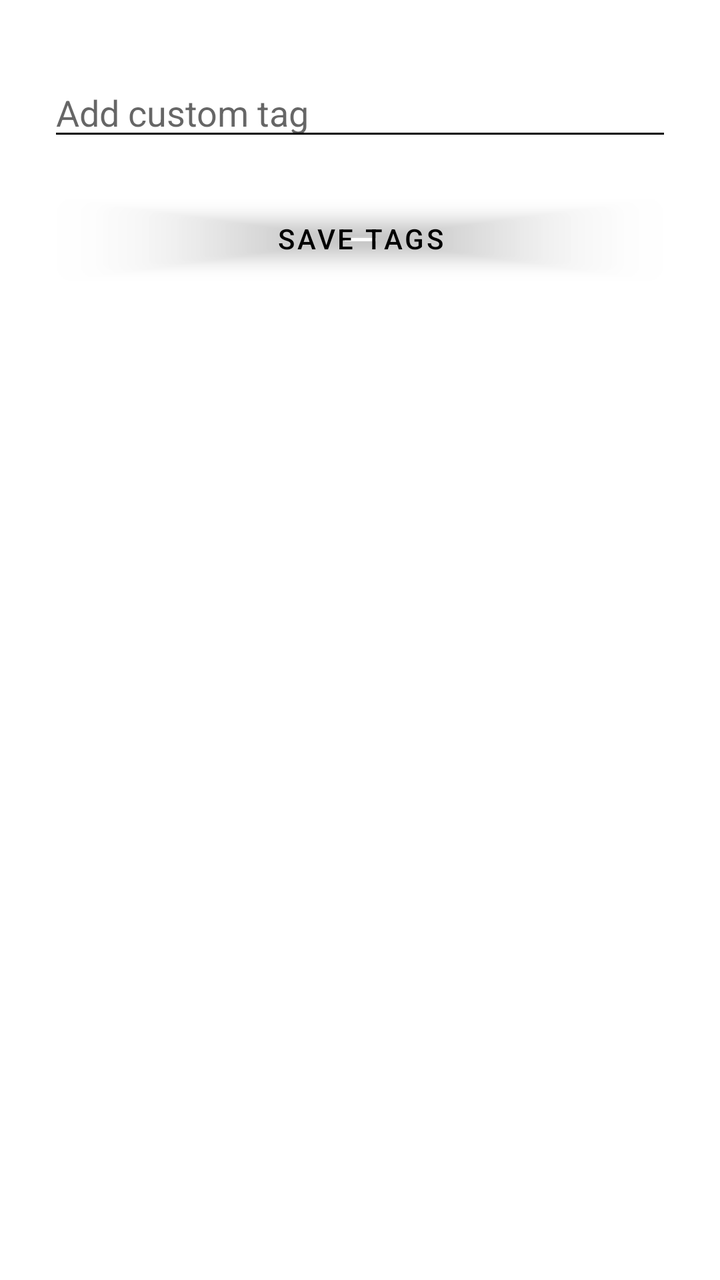
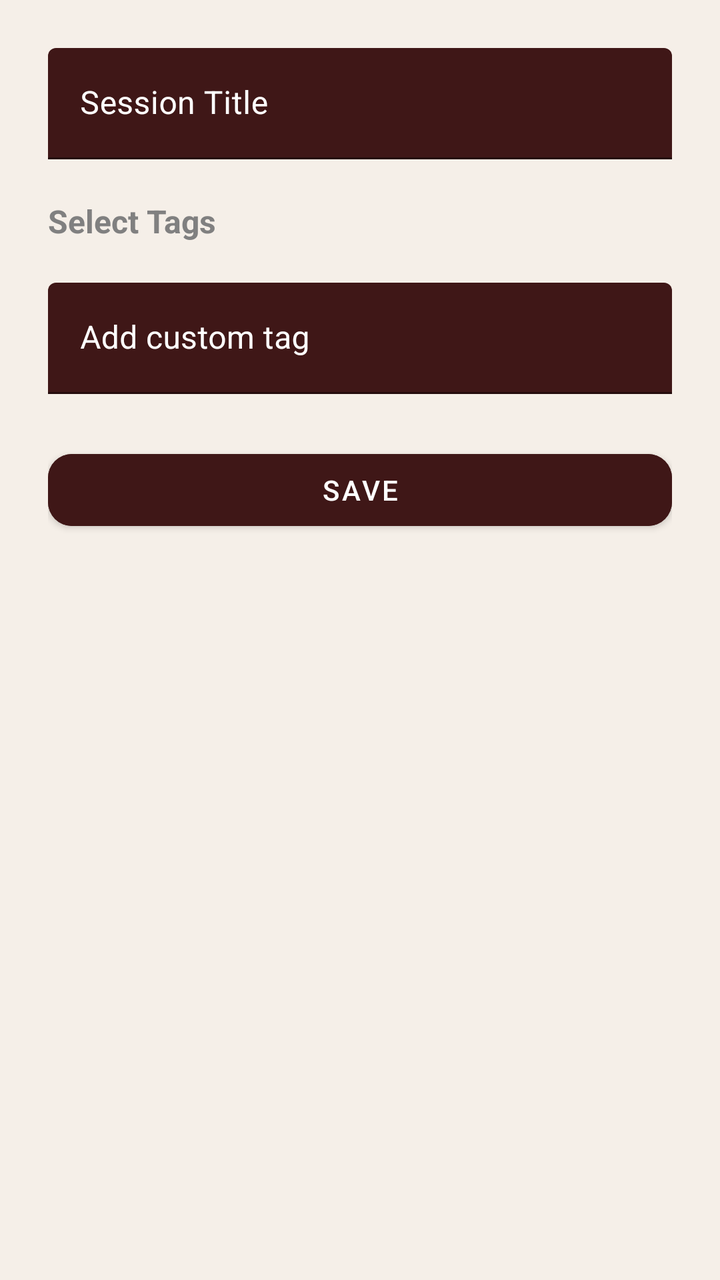

Screens rendered from an Android XML layout before and after an edit, with the pre-edit source and the edit as a unified diff.
<!-- AndroidManifest.xml: application theme Theme.Therapy_app -->
<!-- res/layout/dialog_tags.xml -->
<?xml version="1.0" encoding="utf-8"?>
<LinearLayout xmlns:android="http://schemas.android.com/apk/res/android"
    android:orientation="vertical"
    android:padding="24dp"
    android:layout_width="match_parent"
    android:layout_height="wrap_content">

    <ListView
        android:id="@+id/tagListView"
        android:layout_width="match_parent"
        android:layout_height="wrap_content"
        android:choiceMode="multipleChoice" />

    <EditText
        android:id="@+id/customTagInput"
        android:hint="Add custom tag"
        android:layout_width="match_parent"
        android:layout_height="wrap_content"
        android:paddingTop="20dp" />

    <Button
        android:id="@+id/saveTagsButton"
        android:text="Save Tags"
        android:layout_width="match_parent"
        android:layout_height="wrap_content"
        android:layout_marginTop="20dp" />

</LinearLayout>
<!-- resources referenced by this layout -->
<resources>
  <style name="Theme.Therapy_app" parent="Theme.MaterialComponents.DayNight.NoActionBar">
  
          
          <item name="colorPrimary">@android:color/transparent</item>
          <item name="colorOnPrimary">@android:color/black</item>
  
          
          <item name="android:colorControlNormal">@android:color/black</item>
          <item name="android:colorControlHighlight">@android:color/darker_gray</item>
  
          
          <item name="textInputStyle">@style/MyTextInputStyle</item>
  
      </style>
  <style name="MyTextInputStyle" parent="Widget.MaterialComponents.TextInputLayout.FilledBox">
          <item name="android:textColorHint">@color/white</item>
          <item name="hintTextColor">@color/white</item>
      </style>
  <color name="white">#FFFFFFFF</color>
</resources>

<!-- the commit's change to res/layout/dialog_tags.xml (unified diff, before → after) -->
@@ -1,28 +1,84 @@
 <?xml version="1.0" encoding="utf-8"?>
-<LinearLayout xmlns:android="http://schemas.android.com/apk/res/android"
-    android:orientation="vertical"
-    android:padding="24dp"
+<ScrollView xmlns:android="http://schemas.android.com/apk/res/android"
+    xmlns:app="http://schemas.android.com/apk/res-auto"
     android:layout_width="match_parent"
-    android:layout_height="wrap_content">
+    android:layout_height="wrap_content"
+    android:background="@color/beige">
 
-    <ListView
-        android:id="@+id/tagListView"
+    <LinearLayout
+        android:orientation="vertical"
+        android:padding="24dp"
         android:layout_width="match_parent"
-        android:layout_height="wrap_content"
-        android:choiceMode="multipleChoice" />
+        android:layout_height="wrap_content">
 
-    <EditText
-        android:id="@+id/customTagInput"
-        android:hint="Add custom tag"
-        android:layout_width="match_parent"
-        android:layout_height="wrap_content"
-        android:paddingTop="20dp" />
+        
+        <com.google.android.material.textfield.TextInputLayout
+            style="@style/DialogTextInputStyle"
+            android:layout_width="match_parent"
+            android:layout_height="wrap_content">
 
-    <Button
-        android:id="@+id/saveTagsButton"
-        android:text="Save Tags"
-        android:layout_width="match_parent"
-        android:layout_height="wrap_content"
-        android:layout_marginTop="20dp" />
+            <com.google.android.material.textfield.TextInputEditText
+                android:id="@+id/titleInput"
+                android:layout_width="match_parent"
+                android:layout_height="wrap_content"
+                android:background="@null"
+                android:hint="Session Title"
+                android:textColor="@color/white"
+                android:textColorHint="@color/white"
+                android:textCursorDrawable="@null"/>
+        </com.google.android.material.textfield.TextInputLayout>
 
-</LinearLayout>
+        
+        <TextView
+            android:layout_width="wrap_content"
+            android:layout_height="wrap_content"
+            android:text="Select Tags"
+            android:textStyle="bold"
+            android:paddingTop="20dp"
+            android:textSize="16sp"
+            android:textColor="@color/grey" />
+
+        
+        <com.google.android.material.chip.ChipGroup
+            android:id="@+id/tagChipGroup"
+            android:layout_width="match_parent"
+            android:layout_height="wrap_content"
+            android:paddingTop="10dp"
+            app:chipSpacing="8dp"
+            app:singleLine="false"
+            app:singleSelection="false"
+            android:layout_marginBottom="10dp" />
+
+        
+        <com.google.android.material.textfield.TextInputLayout
+            style="@style/DialogTextInputStyle"
+            android:layout_width="match_parent"
+            android:layout_height="wrap_content">
+
+            <com.google.android.material.textfield.TextInputEditText
+                android:id="@+id/customTagInput"
+                android:layout_width="match_parent"
+                android:layout_height="wrap_content"
+                android:background="@null"
+                android:hint="Add custom tag"
+                android:textColor="@color/white"
+                android:textColorHint="@color/white"
+                android:textCursorDrawable="@null"/>
+        </com.google.android.material.textfield.TextInputLayout>
+
+        
+        <com.google.android.material.button.MaterialButton
+            android:id="@+id/saveTagsButton"
+            android:layout_width="match_parent"
+            android:layout_height="wrap_content"
+            android:layout_marginTop="24dp"
+            android:text="Save"
+            android:textColor="@color/white"
+            android:backgroundTint="@color/red_dark"
+            app:rippleColor="@color/red"
+            app:cornerRadius="12dp"
+            style="@style/Widget.MaterialComponents.Button" />
+
+    </LinearLayout>
+
+</ScrollView>
<!-- resource entries referenced after the edit -->
@@ -1,5 +1,9 @@
 <!-- resources referenced by this layout -->
 <resources>
+  <color name="beige">#F5EFE8</color>
+  <color name="grey">#808080</color>
+  <color name="red">#8B0000</color>
+  <color name="red_dark">#3F1717</color>
   <style name="Theme.Therapy_app" parent="Theme.MaterialComponents.DayNight.NoActionBar">
   
           
@@ -15,9 +19,23 @@
   
       </style>
   <style name="MyTextInputStyle" parent="Widget.MaterialComponents.TextInputLayout.FilledBox">
+          <item name="boxBackgroundMode">filled</item>
+          <item name="boxBackgroundColor">@color/red_dark</item>
+          <item name="boxStrokeColor">@color/white</item>
+  
+          
           <item name="android:textColorHint">@color/white</item>
           <item name="hintTextColor">@color/white</item>
       </style>
   <color name="white">#FFFFFFFF</color>
+  <style name="DialogTextInputStyle" parent="Widget.MaterialComponents.TextInputLayout.FilledBox">
+          <item name="boxBackgroundMode">filled</item>
+          <item name="boxBackgroundColor">@color/red_dark</item>
+          <item name="boxStrokeColor">@color/white</item>
+  
+          
+          <item name="android:textColorHint">@color/white</item>
+          <item name="hintTextColor">@color/hint_colors</item>
+      </style>
 </resources>
 
